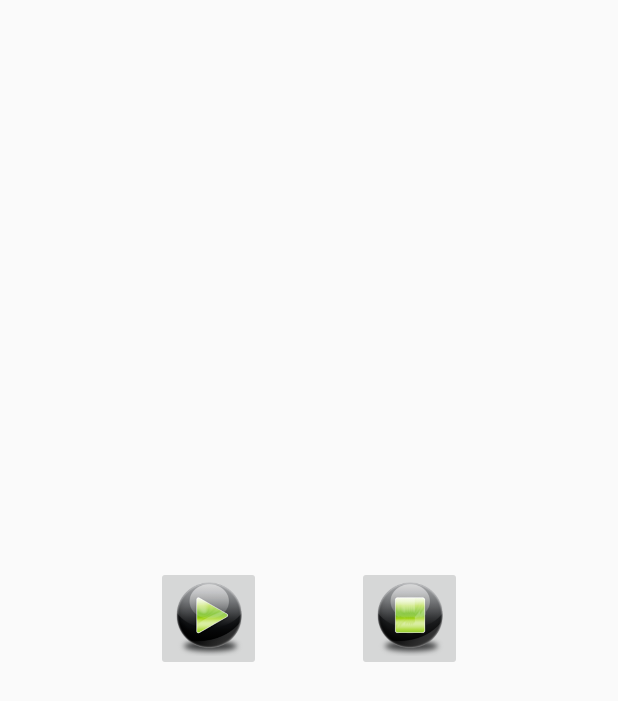
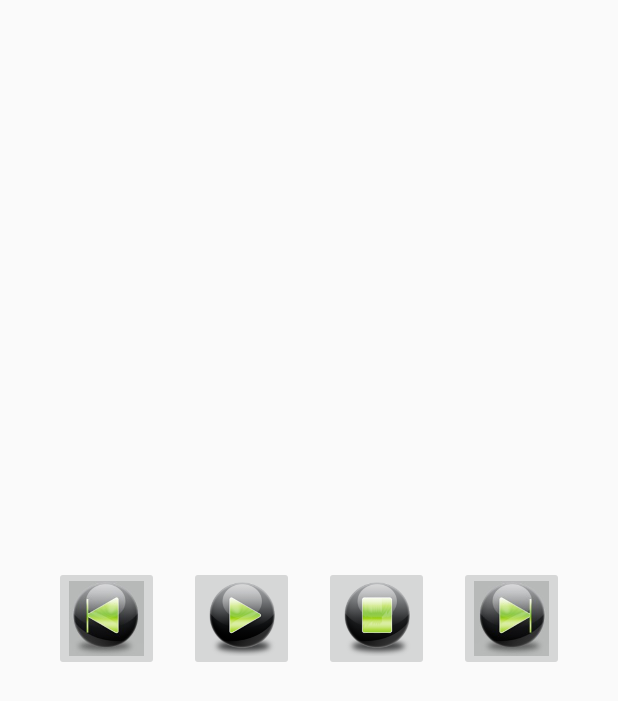
Before and after one commit to Zell134/MusicPlayer, an Android app: the layout bottom_layout.xml on its own in the app's theme, with its tools: preview values and no code run, on a phone screen of 412 x 824 dp. Shown: the top 701 px of the screen. Run offline under Robolectric (Android 15) with nearby library versions, the phone set to English and light mode, and no system bars; network calls fail.

```diff
--- a/app/build.gradle
+++ b/app/build.gradle
@@ -23,8 +23,8 @@ android {
         }
     }
     compileOptions {
-        sourceCompatibility JavaVersion.VERSION_1_8
-        targetCompatibility JavaVersion.VERSION_1_8
+        sourceCompatibility JavaVersion.VERSION_1_9
+        targetCompatibility JavaVersion.VERSION_1_9
     }
     buildFeatures {
         viewBinding true
--- a/app/src/main/java/com/zell/musicplayer/fragments/ArtistsFragment.java
+++ b/app/src/main/java/com/zell/musicplayer/fragments/ArtistsFragment.java
@@ -23,12 +23,6 @@ public class ArtistsFragment extends BaseFragment {
             listener.setPlaylist(playlist);
             listener.setCurrentSongPosition(position);
             listener.playSong();
-            if(currentSelectedView != null) {
-                currentSelectedView.setBackgroundResource(R.color.white);
-            }
-            currentSelectedView = v;
-            v.setBackgroundResource(R.color.selected_item);
-            l.setItemChecked(position, true);
         }else {
             if(item.getTitle().equals(getResources().getString(R.string.previous_directory))){
                 if(item.getPath().equals("root")) {
--- a/app/src/main/java/com/zell/musicplayer/fragments/ExternalStorageFragment.java
+++ b/app/src/main/java/com/zell/musicplayer/fragments/ExternalStorageFragment.java
@@ -24,12 +24,6 @@ public class ExternalStorageFragment extends BaseFragment {
             listener.setPlaylist(playlist);
             listener.setCurrentSongPosition(position);
             listener.playSong();
-            if(currentSelectedView != null) {
-                currentSelectedView.setBackgroundResource(R.color.white);
-            }
-            currentSelectedView = v;
-            v.setBackgroundResource(R.color.selected_item);
-            l.setItemChecked(position, true);
         }else {
             if(item.getTitle().equals(getResources().getString(R.string.previous_directory))){
                 String filePath = item.getPath();
--- a/app/src/main/res/layout/bottom_layout.xml
+++ b/app/src/main/res/layout/bottom_layout.xml
@@ -17,10 +17,19 @@
         app:layout_constraintTop_toTopOf="parent">
 
         <ImageButton
+            android:id="@+id/previous"
+            android:layout_width="70dp"
+            android:layout_height="70dp"
+            android:layout_marginHorizontal="10dp"
+            android:contentDescription="@string/previous"
+            android:scaleType="centerCrop"
+            android:src="@drawable/previous" />
+
+        <ImageButton
             android:id="@+id/play"
             android:layout_width="70dp"
             android:layout_height="70dp"
-            android:layout_marginEnd="32dp"
+            android:layout_marginHorizontal="10dp"
             android:contentDescription="@string/play_pause"
             android:scaleType="centerCrop"
             android:src="@drawable/play_icon" />
@@ -29,11 +38,20 @@
             android:id="@+id/stop"
             android:layout_width="70dp"
             android:layout_height="70dp"
-            android:layout_marginStart="32dp"
+            android:layout_marginHorizontal="10dp"
             android:contentDescription="@string/stop"
             android:scaleType="centerCrop"
             android:src="@drawable/stop_icon" />
 
+        <ImageButton
+            android:id="@+id/next"
+            android:layout_width="70dp"
+            android:layout_height="70dp"
+            android:layout_marginHorizontal="10dp"
+            android:contentDescription="@string/next"
+            android:scaleType="centerCrop"
+            android:src="@drawable/next" />
+
     </LinearLayout>
 
 </androidx.constraintlayout.widget.ConstraintLayout>
--- a/app/src/main/res/layout/song.xml
+++ b/app/src/main/res/layout/song.xml
@@ -22,7 +22,7 @@
             android:layout_width="fill_parent"
             android:layout_height="wrap_content"
             android:textColor="@color/black"
-            android:textStyle="bold" />
+            android:textStyle="bold"/>
 
 
         <TextView
--- a/app/src/main/res/values/colors.xml
+++ b/app/src/main/res/values/colors.xml
@@ -8,4 +8,5 @@
     <color name="black">#000000</color>
     <color name="white">#FFFFFFFF</color>
     <color name="selected_item">#FFE6E6E6</color>
+    <color name="default_list_color">@android:color/transparent</color>
 </resources>
--- a/app/src/main/res/values/themes.xml
+++ b/app/src/main/res/values/themes.xml
@@ -11,6 +11,5 @@
         <item name="colorOnSecondary">@color/black</item>
         <!-- Status bar color. -->
         <item name="android:statusBarColor" tools:targetApi="l">?attr/colorPrimaryVariant</item>
-        <!-- Customize your theme here. -->
     </style>
 </resources>
```
Also changed, not shown: app/src/main/java/com/zell/musicplayer/Services/MusicPlayerService.java (+23 -0 lines), app/src/main/java/com/zell/musicplayer/Services/PlaylistService.java (+49 -1 lines), app/src/main/java/com/zell/musicplayer/activities/MainActivity.java (+54 -2 lines), app/src/main/java/com/zell/musicplayer/adapters/PlaylistPagerAdapter.java (+8 -8 lines), app/src/main/java/com/zell/musicplayer/fragments/AllLibraryFragment.java (+4 -7 lines), app/src/main/java/com/zell/musicplayer/fragments/BaseFragment.java (+3 -4 lines), app/src/main/res/menu/main.xml (+0 -12 lines), app/src/main/res/drawable/next.jpg (added), app/src/main/res/drawable/previous.jpg (added).
